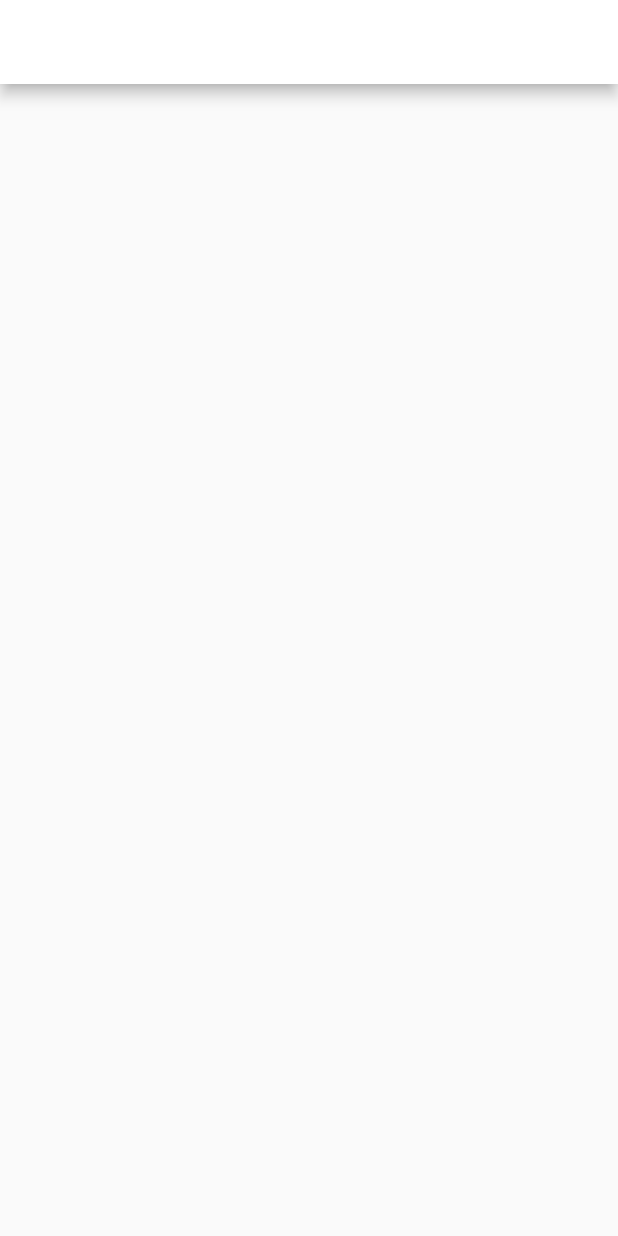
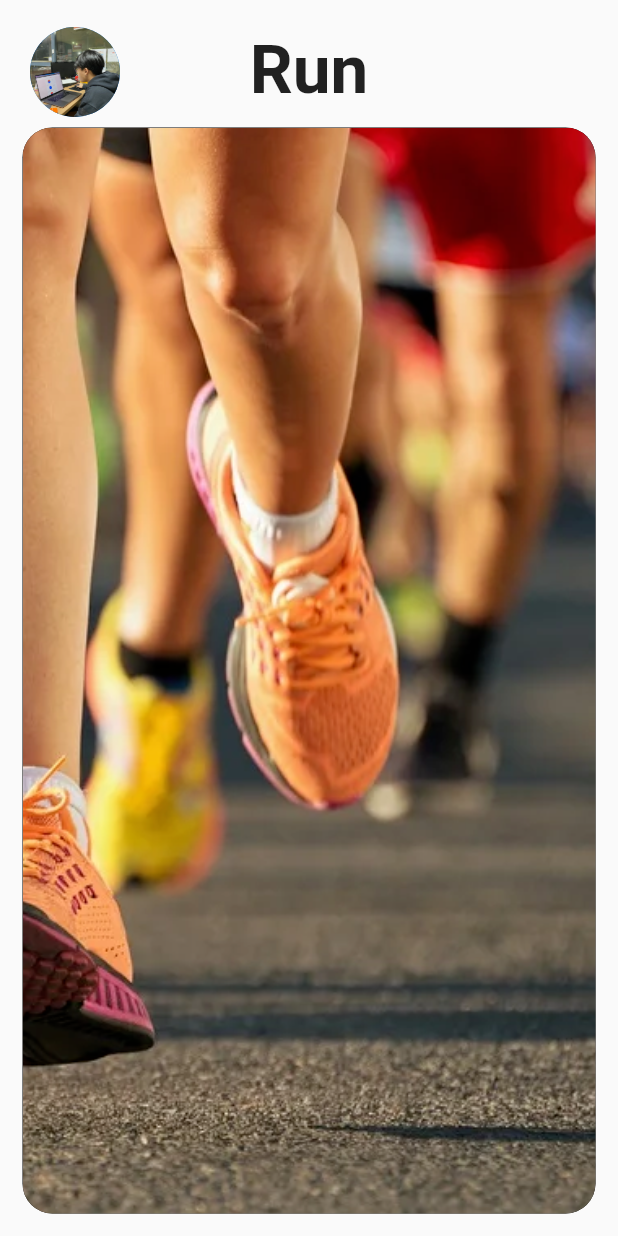
Before and after one commit to jarb16633/KKUVRUN, a Flutter app: the RunPage screen opened directly, on a phone screen of 412 x 824 dp. Run offline on Flutter 3.47's test engine with Material 2 defaults, Android fonts, the phone set to English and light mode, and no system bars.

Commit message:
run.dart update

```diff
--- a/lib/screens/activity.dart
+++ b/lib/screens/activity.dart
@@ -14,18 +14,18 @@ class ActivityPage extends StatelessWidget {
                   BoxConstraints.tightFor(height: 55, width: 250)),
         ),
         child: FloatingActionButton.extended(
-          backgroundColor: Color(0xFFA73B24),
+          backgroundColor: const Color(0xFFA73B24),
           onPressed: () {
             Navigator.push(
-                context, MaterialPageRoute(builder: (context) => MyHomePage()));
+                context, MaterialPageRoute(builder: (context) => const MyHomePage()));
           },
-          label: Text('Go For Run'),
+          label: const Text('Go For Run'),
         ),
       ),
       floatingActionButtonLocation: FloatingActionButtonLocation.centerFloat,
       body: SafeArea(
         child: Padding(
-            padding: EdgeInsets.all(15),
+            padding: const EdgeInsets.all(15),
             child: Column(
               crossAxisAlignment: CrossAxisAlignment.start,
               children: <Widget>[
--- a/lib/screens/home.dart
+++ b/lib/screens/home.dart
@@ -8,7 +8,7 @@ class HomePage extends StatelessWidget {
     return Scaffold(
       body: SafeArea(
         child: Padding(
-            padding: EdgeInsets.all(15),
+            padding: const EdgeInsets.all(15),
             child: Column(
               crossAxisAlignment: CrossAxisAlignment.start,
               children: <Widget>[
--- a/lib/screens/run.dart
+++ b/lib/screens/run.dart
@@ -1,16 +1,62 @@
 import 'package:flutter/material.dart';
-import 'package:virtual_run_application/constants/constants.dart';
 
 class RunPage extends StatelessWidget {
-  static var screenHeight;
-  static var screenWidth;
+  const RunPage({Key? key}) : super(key: key);
+
   @override
   Widget build(BuildContext context) {
-    screenHeight = MediaQuery.of(context).size.height;
-    screenWidth = MediaQuery.of(context).size.width;
     return Scaffold(
-      appBar: AppBar(
-        backgroundColor: white,
+      body: SafeArea(
+        child: Padding(
+          padding: const EdgeInsets.all(15),
+          child: Column(
+            crossAxisAlignment: CrossAxisAlignment.start,
+            children: <Widget>[
+              Container(
+                height: 70,
+                child: Stack(
+                  alignment: Alignment.topCenter,
+                  children: <Widget>[
+                    Positioned(
+                      left: 5,
+                      top: 3,
+                      child: Container(
+                        child: const CircleAvatar(
+                          backgroundImage: AssetImage('images/profile.png'),
+                          radius: 30,
+                        )
+                      ),
+                    ),
+                    const Positioned(
+                      top: 5,
+                      child: Text(
+                        "Run",
+                        style: TextStyle(
+                          fontSize: 45,
+                          fontWeight: FontWeight.bold
+                        )
+                      ),
+                    )
+                  ],
+                ),
+              ),
+              Expanded(
+                child: Container(
+                  height: 350,
+                  width: 400,
+                  decoration: BoxDecoration(
+                    borderRadius: BorderRadius.circular(20),
+                    image: const DecorationImage(
+                      image: AssetImage('images/testrun2.png'),
+                      fit: BoxFit.cover,
+                    ),
+                    color: Colors.black,
+                  ),
+                ),
+              )
+            ],
+          ),
+        ),
       ),
     );
   }
--- a/pubspec.yaml
+++ b/pubspec.yaml
@@ -62,6 +62,7 @@ flutter:
   assets:
     - images/Pro_Trong.jpg
     - images/testrun2.png
+    - images/profile.png
 
   # An image asset can refer to one or more resolution-specific "variants", see
   # https://flutter.dev/assets-and-images/#resolution-aware.
```
Also changed, not shown: pubspec.lock.
